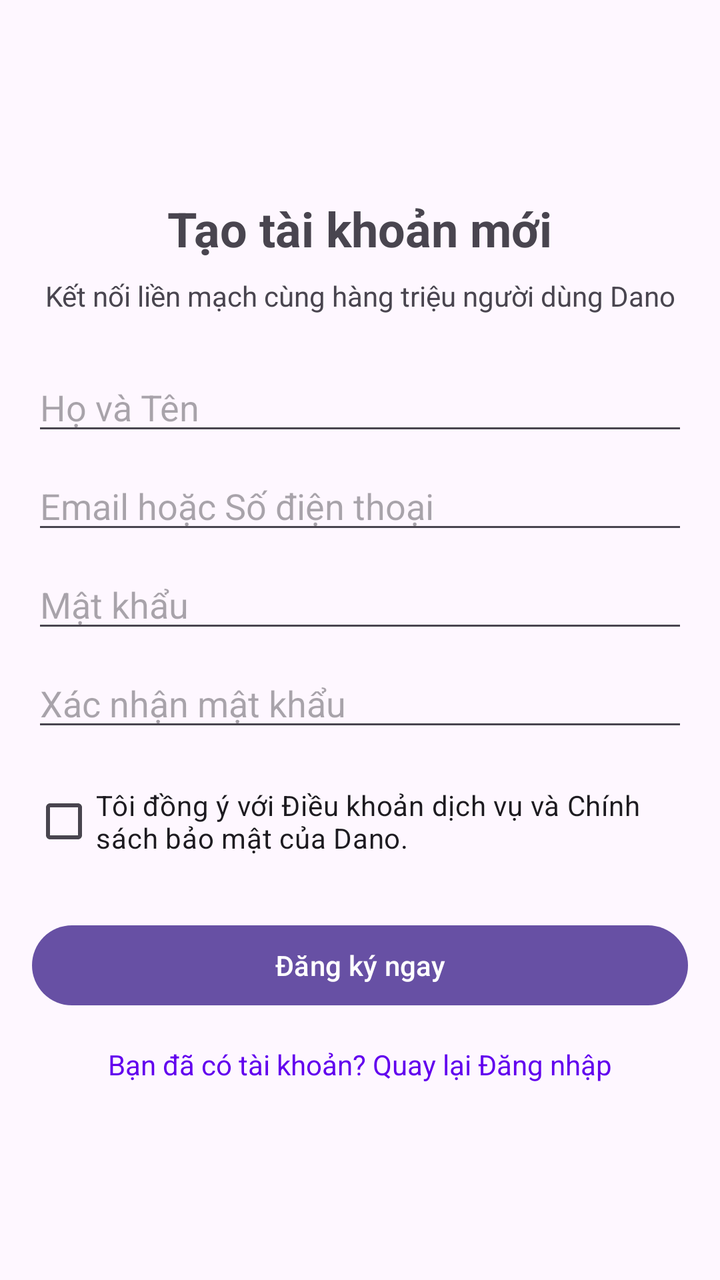
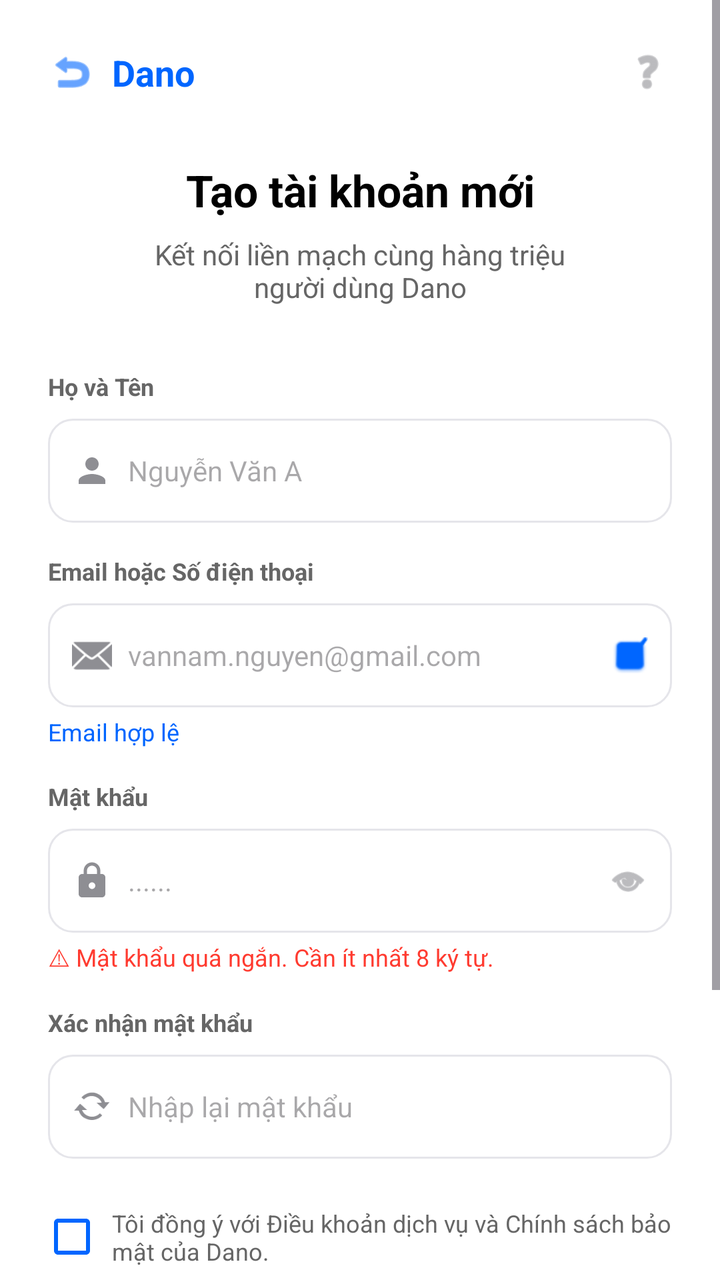

The first picture is an Android layout as it rendered before a commit; the second is the same layout after the commit. The layout source and the unified diff follow.
<!-- AndroidManifest.xml: application theme Theme.DanoChatApp -->
<!-- res/layout/activity_register.xml -->
<?xml version="1.0" encoding="utf-8"?>
<LinearLayout xmlns:android="http://schemas.android.com/apk/res/android"
    android:layout_width="match_parent"
    android:layout_height="match_parent"
    android:orientation="vertical"
    android:padding="16dp"
    android:gravity="center">

    <TextView
        android:layout_width="wrap_content"
        android:layout_height="wrap_content"
        android:text="Tạo tài khoản mới"
        android:textSize="24sp"
        android:textStyle="bold"
        android:layout_marginBottom="8dp"/>

    <TextView
        android:layout_width="wrap_content"
        android:layout_height="wrap_content"
        android:text="Kết nối liền mạch cùng hàng triệu người dùng Dano"
        android:gravity="center"
        android:layout_marginBottom="24dp"/>

    <EditText
        android:id="@+id/edit_name"
        android:layout_width="match_parent"
        android:layout_height="wrap_content"
        android:hint="Họ và Tên"
        android:inputType="textPersonName"
        android:layout_marginBottom="8dp"/>

    <EditText
        android:id="@+id/edit_email"
        android:layout_width="match_parent"
        android:layout_height="wrap_content"
        android:hint="Email hoặc Số điện thoại"
        android:inputType="textEmailAddress"
        android:layout_marginBottom="8dp"/>

    <EditText
        android:id="@+id/edit_password"
        android:layout_width="match_parent"
        android:layout_height="wrap_content"
        android:hint="Mật khẩu"
        android:inputType="textPassword"
        android:layout_marginBottom="8dp"/>

    <EditText
        android:id="@+id/edit_confirm_password"
        android:layout_width="match_parent"
        android:layout_height="wrap_content"
        android:hint="Xác nhận mật khẩu"
        android:inputType="textPassword"
        android:layout_marginBottom="16dp"/>

    <CheckBox
        android:id="@+id/checkbox_terms"
        android:layout_width="match_parent"
        android:layout_height="wrap_content"
        android:text="Tôi đồng ý với Điều khoản dịch vụ và Chính sách bảo mật của Dano."
        android:layout_marginBottom="24dp"/>

    <Button
        android:id="@+id/button_register"
        android:layout_width="match_parent"
        android:layout_height="wrap_content"
        android:text="Đăng ký ngay"/>

    <TextView
        android:id="@+id/text_login"
        android:layout_width="wrap_content"
        android:layout_height="wrap_content"
        android:text="Bạn đã có tài khoản? Quay lại Đăng nhập"
        android:layout_marginTop="16dp"
        android:textColor="@color/design_default_color_primary"/>

</LinearLayout>
<!-- resources referenced by this layout -->
<resources>
  <style name="Theme.DanoChatApp" parent="Base.Theme.DanoChatApp" />
  <style name="Base.Theme.DanoChatApp" parent="Theme.Material3.DayNight.NoActionBar">
          
          
      </style>
</resources>

<!-- the commit's change to res/layout/activity_register.xml (unified diff, before → after) -->
@@ -1,77 +1,321 @@
 <?xml version="1.0" encoding="utf-8"?>
-<LinearLayout xmlns:android="http://schemas.android.com/apk/res/android"
+<ScrollView xmlns:android="http://schemas.android.com/apk/res/android"
+    xmlns:app="http://schemas.android.com/apk/res-auto"
     android:layout_width="match_parent"
     android:layout_height="match_parent"
-    android:orientation="vertical"
-    android:padding="16dp"
-    android:gravity="center">
-
-    <TextView
-        android:layout_width="wrap_content"
-        android:layout_height="wrap_content"
-        android:text="Tạo tài khoản mới"
-        android:textSize="24sp"
-        android:textStyle="bold"
-        android:layout_marginBottom="8dp"/>
-
-    <TextView
-        android:layout_width="wrap_content"
-        android:layout_height="wrap_content"
-        android:text="Kết nối liền mạch cùng hàng triệu người dùng Dano"
-        android:gravity="center"
-        android:layout_marginBottom="24dp"/>
-
-    <EditText
-        android:id="@+id/edit_name"
+    android:background="@color/white"
+    android:fillViewport="true">
+
+    <LinearLayout
         android:layout_width="match_parent"
         android:layout_height="wrap_content"
-        android:hint="Họ và Tên"
-        android:inputType="textPersonName"
-        android:layout_marginBottom="8dp"/>
-
-    <EditText
-        android:id="@+id/edit_email"
-        android:layout_width="match_parent"
-        android:layout_height="wrap_content"
-        android:hint="Email hoặc Số điện thoại"
-        android:inputType="textEmailAddress"
-        android:layout_marginBottom="8dp"/>
-
-    <EditText
-        android:id="@+id/edit_password"
-        android:layout_width="match_parent"
-        android:layout_height="wrap_content"
-        android:hint="Mật khẩu"
-        android:inputType="textPassword"
-        android:layout_marginBottom="8dp"/>
-
-    <EditText
-        android:id="@+id/edit_confirm_password"
-        android:layout_width="match_parent"
-        android:layout_height="wrap_content"
-        android:hint="Xác nhận mật khẩu"
-        android:inputType="textPassword"
-        android:layout_marginBottom="16dp"/>
-
-    <CheckBox
-        android:id="@+id/checkbox_terms"
-        android:layout_width="match_parent"
-        android:layout_height="wrap_content"
-        android:text="Tôi đồng ý với Điều khoản dịch vụ và Chính sách bảo mật của Dano."
-        android:layout_marginBottom="24dp"/>
-
-    <Button
-        android:id="@+id/button_register"
-        android:layout_width="match_parent"
-        android:layout_height="wrap_content"
-        android:text="Đăng ký ngay"/>
-
-    <TextView
-        android:id="@+id/text_login"
-        android:layout_width="wrap_content"
-        android:layout_height="wrap_content"
-        android:text="Bạn đã có tài khoản? Quay lại Đăng nhập"
-        android:layout_marginTop="16dp"
-        android:textColor="@color/design_default_color_primary"/>
-
-</LinearLayout>
+        android:orientation="vertical"
+        android:padding="24dp">
+
+        
+        <RelativeLayout
+            android:layout_width="match_parent"
+            android:layout_height="wrap_content">
+
+            <LinearLayout
+                android:id="@+id/layout_back"
+                android:layout_width="wrap_content"
+                android:layout_height="wrap_content"
+                android:gravity="center_vertical"
+                android:orientation="horizontal">
+
+                <ImageView
+                    android:layout_width="24dp"
+                    android:layout_height="24dp"
+                    android:src="@android:drawable/ic_menu_revert"
+                    app:tint="@color/primary" />
+
+                <TextView
+                    android:layout_width="wrap_content"
+                    android:layout_height="wrap_content"
+                    android:layout_marginStart="8dp"
+                    android:text="Dano"
+                    android:textColor="@color/primary"
+                    android:textSize="18sp"
+                    android:textStyle="bold" />
+            </LinearLayout>
+
+            <ImageView
+                android:layout_width="24dp"
+                android:layout_height="24dp"
+                android:layout_alignParentEnd="true"
+                android:layout_centerVertical="true"
+                android:src="@android:drawable/ic_menu_help"
+                app:tint="@color/neutral" />
+        </RelativeLayout>
+
+        <TextView
+            android:layout_width="match_parent"
+            android:layout_height="wrap_content"
+            android:layout_marginTop="32dp"
+            android:gravity="center"
+            android:text="Tạo tài khoản mới"
+            android:textColor="@color/black"
+            android:textSize="22sp"
+            android:textStyle="bold" />
+
+        <TextView
+            android:layout_width="match_parent"
+            android:layout_height="wrap_content"
+            android:layout_marginTop="8dp"
+            android:gravity="center"
+            android:paddingHorizontal="40dp"
+            android:text="Kết nối liền mạch cùng hàng triệu người dùng Dano"
+            android:textColor="@color/text_grey"
+            android:textSize="14sp" />
+
+        
+        <LinearLayout
+            android:layout_width="match_parent"
+            android:layout_height="wrap_content"
+            android:layout_marginTop="32dp"
+            android:orientation="vertical">
+
+            
+            <TextView
+                android:layout_width="wrap_content"
+                android:layout_height="wrap_content"
+                android:text="Họ và Tên"
+                android:textColor="@color/text_grey"
+                android:textSize="12sp"
+                android:textStyle="bold" />
+
+            <LinearLayout
+                android:layout_width="match_parent"
+                android:layout_height="52dp"
+                android:layout_marginTop="8dp"
+                android:background="@drawable/edit_text_bg"
+                android:gravity="center_vertical"
+                android:orientation="horizontal"
+                android:paddingHorizontal="12dp">
+
+                <ImageView
+                    android:layout_width="20dp"
+                    android:layout_height="20dp"
+                    android:src="@drawable/ic_person" />
+
+                <EditText
+                    android:id="@+id/edit_name"
+                    android:layout_width="match_parent"
+                    android:layout_height="match_parent"
+                    android:layout_marginStart="8dp"
+                    android:background="@null"
+                    android:hint="Nguyễn Văn A"
+                    android:inputType="textPersonName"
+                    android:textSize="14sp" />
+            </LinearLayout>
+
+            
+            <TextView
+                android:layout_width="wrap_content"
+                android:layout_height="wrap_content"
+                android:layout_marginTop="16dp"
+                android:text="Email hoặc Số điện thoại"
+                android:textColor="@color/text_grey"
+                android:textSize="12sp"
+                android:textStyle="bold" />
+
+            <LinearLayout
+                android:layout_width="match_parent"
+                android:layout_height="52dp"
+                android:layout_marginTop="8dp"
+                android:background="@drawable/edit_text_bg"
+                android:gravity="center_vertical"
+                android:orientation="horizontal"
+                android:paddingHorizontal="12dp">
+
+                <ImageView
+                    android:layout_width="20dp"
+                    android:layout_height="20dp"
+                    android:src="@android:drawable/ic_dialog_email"
+                    app:tint="@color/neutral" />
+
+                <EditText
+                    android:id="@+id/edit_email"
+                    android:layout_width="0dp"
+                    android:layout_height="match_parent"
+                    android:layout_marginStart="8dp"
+                    android:layout_weight="1"
+                    android:background="@null"
+                    android:hint="vannam.nguyen@gmail.com"
+                    android:inputType="textEmailAddress"
+                    android:textSize="14sp" />
+
+                <ImageView
+                    android:layout_width="18dp"
+                    android:layout_height="18dp"
+                    android:src="@android:drawable/checkbox_on_background"
+                    app:tint="@color/primary" />
+            </LinearLayout>
+
+            <TextView
+                android:layout_width="wrap_content"
+                android:layout_height="wrap_content"
+                android:layout_marginTop="4dp"
+                android:text="Email hợp lệ"
+                android:textColor="@color/primary"
+                android:textSize="12sp" />
+
+            
+            <TextView
+                android:layout_width="wrap_content"
+                android:layout_height="wrap_content"
+                android:layout_marginTop="16dp"
+                android:text="Mật khẩu"
+                android:textColor="@color/text_grey"
+                android:textSize="12sp"
+                android:textStyle="bold" />
+
+            <LinearLayout
+                android:layout_width="match_parent"
+                android:layout_height="52dp"
+                android:layout_marginTop="8dp"
+                android:background="@drawable/edit_text_bg"
+                android:gravity="center_vertical"
+                android:orientation="horizontal"
+                android:paddingHorizontal="12dp">
+
+                <ImageView
+                    android:layout_width="20dp"
+                    android:layout_height="20dp"
+                    android:src="@drawable/ic_lock" />
+
+                <EditText
+                    android:id="@+id/edit_password"
+                    android:layout_width="0dp"
+                    android:layout_height="match_parent"
+                    android:layout_marginStart="8dp"
+                    android:layout_weight="1"
+                    android:background="@null"
+                    android:hint="......"
+                    android:inputType="textPassword"
+                    android:textSize="14sp" />
+
+                <ImageView
+                    android:layout_width="20dp"
+                    android:layout_height="20dp"
+                    android:src="@android:drawable/ic_menu_view"
+                    app:tint="@color/neutral" />
+            </LinearLayout>
+
+            <TextView
+                android:layout_width="wrap_content"
+                android:layout_height="wrap_content"
+                android:layout_marginTop="4dp"
+                android:text="⚠ Mật khẩu quá ngắn. Cần ít nhất 8 ký tự."
+                android:textColor="@color/error_red"
+                android:textSize="12sp" />
+
+            
+            <TextView
+                android:layout_width="wrap_content"
+                android:layout_height="wrap_content"
+                android:layout_marginTop="16dp"
+                android:text="Xác nhận mật khẩu"
+                android:textColor="@color/text_grey"
+                android:textSize="12sp"
+                android:textStyle="bold" />
+
+            <LinearLayout
+                android:layout_width="match_parent"
+                android:layout_height="52dp"
+                android:layout_marginTop="8dp"
+                android:background="@drawable/edit_text_bg"
+                android:gravity="center_vertical"
+                android:orientation="horizontal"
+                android:paddingHorizontal="12dp">
+
+                <ImageView
+                    android:layout_width="20dp"
+                    android:layout_height="20dp"
+                    android:src="@android:drawable/stat_notify_sync"
+                    app:tint="@color/neutral" />
+
+                <EditText
+                    android:id="@+id/edit_confirm_password"
+                    android:layout_width="match_parent"
+                    android:layout_height="match_parent"
+                    android:layout_marginStart="8dp"
+                    android:background="@null"
+                    android:hint="Nhập lại mật khẩu"
+                    android:inputType="textPassword"
+                    android:textSize="14sp" />
+            </LinearLayout>
+
+            
+            <LinearLayout
+                android:layout_width="match_parent"
+                android:layout_height="wrap_content"
+                android:layout_marginTop="24dp"
+                android:gravity="center_vertical"
+                android:orientation="horizontal">
+
+                <CheckBox
+                    android:id="@+id/checkbox_terms"
+                    android:layout_width="24dp"
+                    android:layout_height="24dp"
+                    android:buttonTint="@color/primary"
+                    android:checked="true" />
+
+                <TextView
+                    android:layout_width="match_parent"
+                    android:layout_height="wrap_content"
+                    android:layout_marginStart="8dp"
+                    android:text="Tôi đồng ý với Điều khoản dịch vụ và Chính sách bảo mật của Dano."
+                    android:textColor="@color/text_grey"
+                    android:textSize="12sp" />
+            </LinearLayout>
+
+            <androidx.appcompat.widget.AppCompatButton
+                android:id="@+id/button_register"
+                android:layout_width="match_parent"
+                android:layout_height="56dp"
+                android:layout_marginTop="32dp"
+                android:background="@drawable/btn_primary_bg"
+                android:text="Đăng ký ngay"
+                android:textAllCaps="false"
+                android:textColor="@color/white"
+                android:textSize="16sp"
+                android:textStyle="bold" />
+
+        </LinearLayout>
+
+        <LinearLayout
+            android:layout_width="match_parent"
+            android:layout_height="wrap_content"
+            android:layout_marginTop="40dp"
+            android:layout_marginBottom="24dp"
+            android:gravity="center"
+            android:orientation="horizontal">
+
+            <TextView
+                android:layout_width="wrap_content"
+                android:layout_height="wrap_content"
+                android:text="Bạn đã có tài khoản? "
+                android:textColor="@color/text_grey"
+                android:textSize="13sp" />
+
+            <TextView
+                android:id="@+id/text_login"
+                android:layout_width="wrap_content"
+                android:layout_height="wrap_content"
+                android:text="Quay lại Đăng nhập"
+                android:textColor="@color/primary"
+                android:textSize="13sp"
+                android:textStyle="bold" />
+
+            <ImageView
+                android:layout_width="16dp"
+                android:layout_height="16dp"
+                android:layout_marginStart="4dp"
+                android:src="@android:drawable/ic_menu_send"
+                app:tint="@color/primary" />
+        </LinearLayout>
+
+    </LinearLayout>
+</ScrollView>
<!-- resource entries referenced after the edit -->
@@ -1,9 +1,56 @@
 <!-- resources referenced by this layout -->
 <resources>
+  <color name="black">#FF000000</color>
+  <color name="error_red">#FF3B30</color>
+  <color name="neutral">#8E8E93</color>
+  <color name="primary">#0066FF</color>
+  <color name="text_grey">#666666</color>
+  <color name="white">#FFFFFFFF</color>
+  <!-- drawable btn_primary_bg (drawable) -->
+  <?xml version="1.0" encoding="utf-8"?>
+  <shape xmlns:android="http://schemas.android.com/apk/res/android">
+      <solid android:color="@color/primary" />
+      <corners android:radius="12dp" />
+  </shape>
+  <!-- drawable edit_text_bg (drawable) -->
+  <?xml version="1.0" encoding="utf-8"?>
+  <shape xmlns:android="http://schemas.android.com/apk/res/android">
+      <solid android:color="@color/white" />
+      <stroke
+          android:width="1dp"
+          android:color="#E5E5EA" />
+      <corners android:radius="12dp" />
+  </shape>
+  <!-- drawable ic_lock (drawable) -->
+  <vector xmlns:android="http://schemas.android.com/apk/res/android"
+      android:width="24dp"
+      android:height="24dp"
+      android:viewportWidth="24"
+      android:viewportHeight="24">
+      <path
+          android:fillColor="@color/neutral"
+          android:pathData="M18,8h-1L17,6c0,-2.76 -2.24,-5 -5,-5S7,3.24 7,6v2L6,8c-1.1,0 -2,0.9 -2,2v10c0,1.1 0.9,2 2,2h12c1.1,0 2,-0.9 2,-2L20,10c0,-1.1 -0.9,-2 -2,-2zM9,6c0,-1.66 1.34,-3 3,-3s3,1.34 3,3v2L9,8L9,6zM12,17c-1.1,0 -2,-0.9 -2,-2s0.9,-2 2,-2 2,0.9 2,2 -0.9,2 -2,2z" />
+  </vector>
+  <!-- drawable ic_person (drawable) -->
+  <vector xmlns:android="http://schemas.android.com/apk/res/android"
+      android:width="24dp"
+      android:height="24dp"
+      android:viewportWidth="24"
+      android:viewportHeight="24">
+      <path
+          android:fillColor="@color/neutral"
+          android:pathData="M12,12c2.21,0 4,-1.79 4,-4s-1.79,-4 -4,-4 -4,1.79 -4,4 1.79,4 4,4zM12,14c-2.67,0 -8,1.34 -8,4v2h16v-2c0,-2.66 -5.33,-4 -8,-4z" />
+  </vector>
   <style name="Theme.DanoChatApp" parent="Base.Theme.DanoChatApp" />
   <style name="Base.Theme.DanoChatApp" parent="Theme.Material3.DayNight.NoActionBar">
           
-          
+          <item name="colorPrimary">@color/primary</item>
+          <item name="colorPrimaryVariant">@color/primary_dark</item>
+          <item name="colorSecondary">@color/secondary</item>
+          <item name="android:statusBarColor">@color/white</item>
+          <item name="android:windowLightStatusBar">true</item>
       </style>
+  <color name="primary_dark">#0052CC</color>
+  <color name="secondary">#FF9500</color>
 </resources>
 
